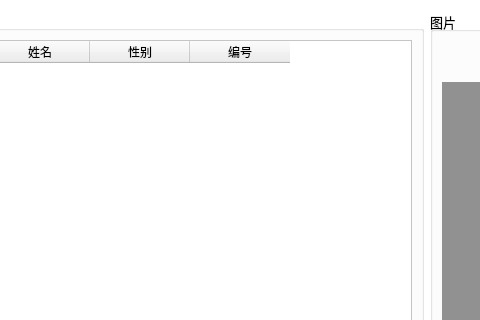
NevilleNoah/HikvisionCamera2, file historyview.ui: the form before one commit; both pictures show x 319 to 799 and y 0 to 320 of the 1080 by 680 pixel window.
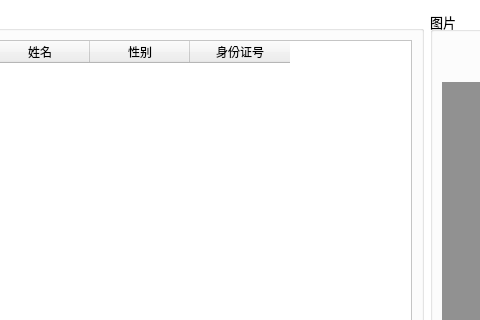
The form after the commit.

Commit message: 修复了修改数据库留下的bug

```diff
--- a/historyview.ui
+++ b/historyview.ui
@@ -351,7 +351,7 @@
         </column>
         <column>
          <property name="text">
-          <string>编号</string>
+          <string>身份证号</string>
          </property>
         </column>
        </widget>
```
The commit also changes 2 other files.
